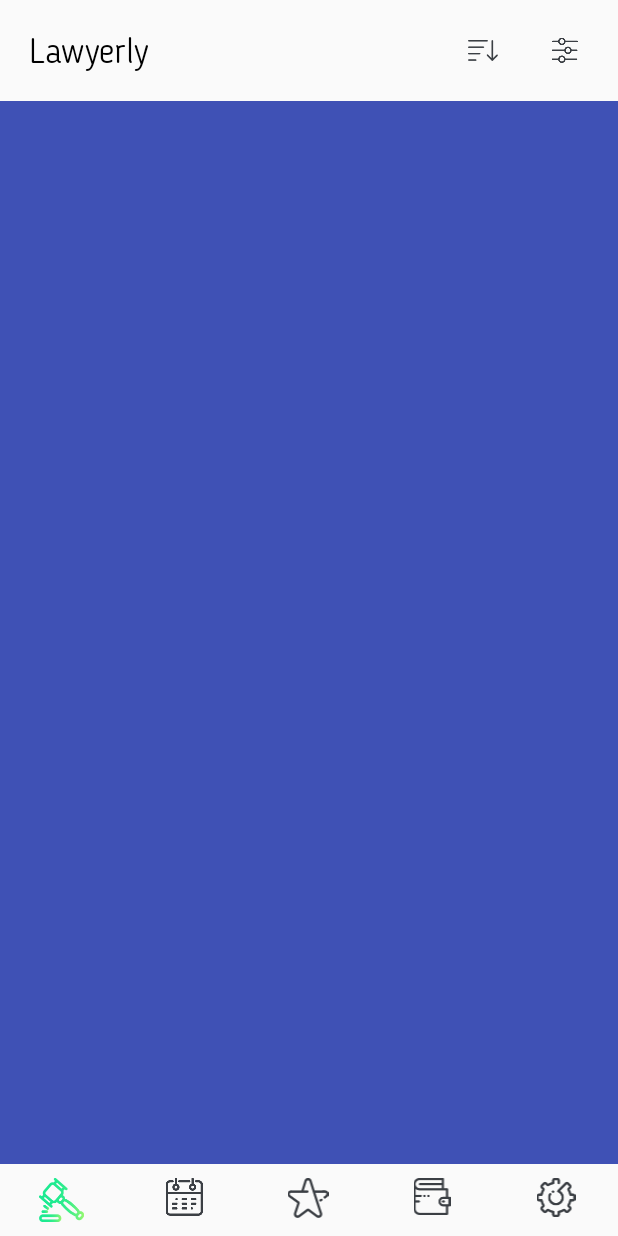
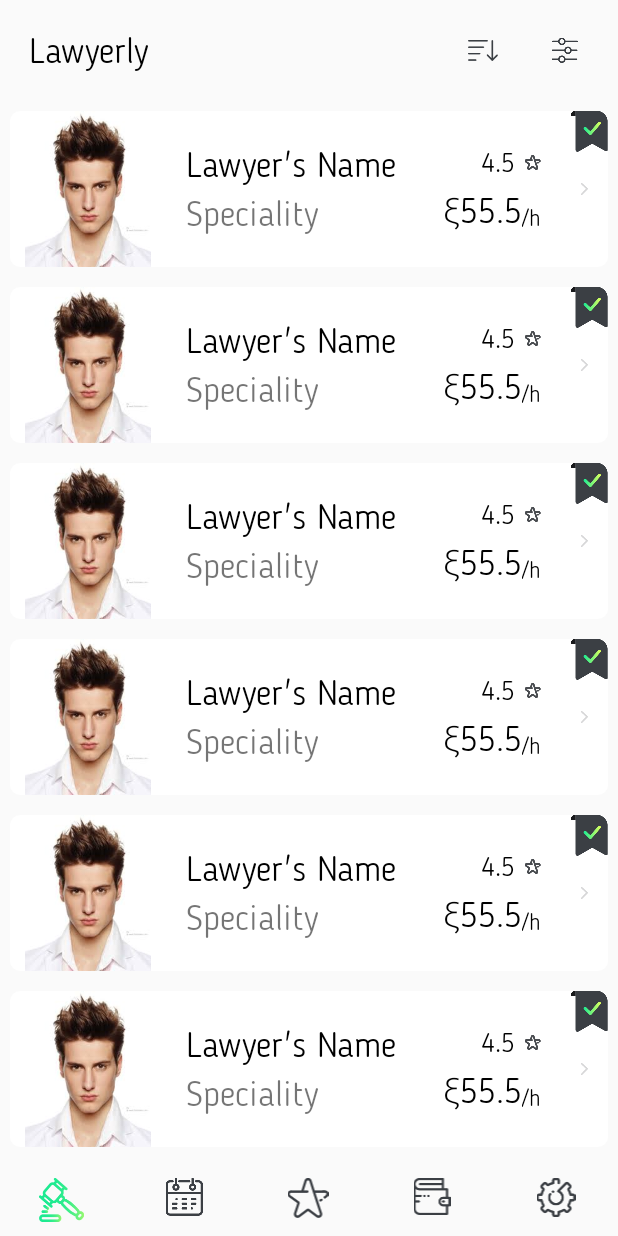
Before and after one commit to ketan7055/test1, an Android app: the screen it shows after launch (MainActivity), on a phone screen of 412 x 824 dp. Run offline under Robolectric (Android 15) with nearby library versions, the phone set to English and light mode, and no system bars; our stand-ins replace data binding, sdp/ssp sizes.

Commit message:
add fragment

```diff
--- a/app/build.gradle
+++ b/app/build.gradle
@@ -30,5 +30,7 @@ dependencies {
     })
     compile 'com.android.support:appcompat-v7:26.0.0-alpha1'
     compile 'com.intuit.sdp:sdp-android:1.0.5'
+    compile 'com.android.support:support-v4:26.0.0-alpha1'
+    compile 'com.android.support:recyclerview-v7:26.0.0-alpha1'
     testCompile 'junit:junit:4.12'
 }
--- a/app/src/main/AndroidManifest.xml
+++ b/app/src/main/AndroidManifest.xml
@@ -8,7 +8,7 @@
         android:label="@string/app_name"
         android:supportsRtl="true"
         android:theme="@style/AppTheme">
-        <activity android:name=".MainActivity">
+        <activity android:name=".activity.MainActivity">
             <intent-filter>
                 <action android:name="android.intent.action.MAIN" />
 
--- /dev/null
+++ b/app/src/main/java/com/test/ItemFragment.java
@@ -0,0 +1,104 @@
+package com.test;
+
+import android.content.Context;
+import android.os.Bundle;
+import android.support.v4.app.Fragment;
+import android.support.v7.widget.GridLayoutManager;
+import android.support.v7.widget.LinearLayoutManager;
+import android.support.v7.widget.RecyclerView;
+import android.view.LayoutInflater;
+import android.view.View;
+import android.view.ViewGroup;
+
+import com.test.dummy.DummyContent;
+import com.test.dummy.DummyContent.DummyItem;
+
+import java.util.List;
+
+/**
+ * A fragment representing a list of Items.
+ * <p/>
+ * Activities containing this fragment MUST implement the {@link OnListFragmentInteractionListener}
+ * interface.
+ */
+public class ItemFragment extends Fragment {
+
+    // TODO: Customize parameter argument names
+    private static final String ARG_COLUMN_COUNT = "column-count";
+    // TODO: Customize parameters
+    private int mColumnCount = 1;
+    private OnListFragmentInteractionListener mListener;
+
+    /**
+     * Mandatory empty constructor for the fragment manager to instantiate the
+     * fragment (e.g. upon screen orientation changes).
+     */
+    public ItemFragment() {
+    }
+
+    // TODO: Customize parameter initialization
+    @SuppressWarnings("unused")
+    public static ItemFragment newInstance(int columnCount) {
+        ItemFragment fragment = new ItemFragment();
+        Bundle args = new Bundle();
+        args.putInt(ARG_COLUMN_COUNT, columnCount);
+        fragment.setArguments(args);
+        return fragment;
+    }
+
+    @Override
+    public void onCreate(Bundle savedInstanceState) {
+        super.onCreate(savedInstanceState);
+
+        if (getArguments() != null) {
+            mColumnCount = getArguments().getInt(ARG_COLUMN_COUNT);
+        }
+    }
+
+    @Override
+    public View onCreateView(LayoutInflater inflater, ViewGroup container,
+                             Bundle savedInstanceState) {
+        View view = inflater.inflate(R.layout.fragment_item_list, container, false);
+
+        // Set the adapter
+        if (view instanceof RecyclerView) {
+            Context context = view.getContext();
+            RecyclerView recyclerView = (RecyclerView) view;
+            if (mColumnCount <= 1) {
+                recyclerView.setLayoutManager(new LinearLayoutManager(context));
+            } else {
+                recyclerView.setLayoutManager(new GridLayoutManager(context, mColumnCount));
+            }
+            recyclerView.setAdapter(new MyItemRecyclerViewAdapter(DummyContent.ITEMS, mListener));
+        }
+        return view;
+    }
+
+
+    @Override
+    public void onAttach(Context context) {
+        super.onAttach(context);
+
+    }
+
+    @Override
+    public void onDetach() {
+        super.onDetach();
+        mListener = null;
+    }
+
+    /**
+     * This interface must be implemented by activities that contain this
+     * fragment to allow an interaction in this fragment to be communicated
+     * to the activity and potentially other fragments contained in that
+     * activity.
+     * <p/>
+     * See the Android Training lesson <a href=
+     * "http://developer.android.com/training/basics/fragments/communicating.html"
+     * >Communicating with Other Fragments</a> for more information.
+     */
+    public interface OnListFragmentInteractionListener {
+        // TODO: Update argument type and name
+        void onListFragmentInteraction(DummyItem item);
+    }
+}
--- /dev/null
+++ b/app/src/main/java/com/test/MyItemRecyclerViewAdapter.java
@@ -0,0 +1,77 @@
+package com.test;
+
+import android.support.v7.widget.RecyclerView;
+import android.view.LayoutInflater;
+import android.view.View;
+import android.view.ViewGroup;
+import android.widget.TextView;
+
+import com.test.ItemFragment.OnListFragmentInteractionListener;
+import com.test.dummy.DummyContent.DummyItem;
+
+import java.util.List;
+
+/**
+ * {@link RecyclerView.Adapter} that can display a {@link DummyItem} and makes a call to the
+ * specified {@link OnListFragmentInteractionListener}.
+ * TODO: Replace the implementation with code for your data type.
+ */
+public class MyItemRecyclerViewAdapter extends RecyclerView.Adapter<MyItemRecyclerViewAdapter.ViewHolder> {
+
+    private final List<DummyItem> mValues;
+    private final OnListFragmentInteractionListener mListener;
+
+    public MyItemRecyclerViewAdapter(List<DummyItem> items, OnListFragmentInteractionListener listener) {
+        mValues = items;
+        mListener = listener;
+    }
+
+    @Override
+    public ViewHolder onCreateViewHolder(ViewGroup parent, int viewType) {
+        View view = LayoutInflater.from(parent.getContext())
+                .inflate(R.layout.row_list, parent, false);
+        return new ViewHolder(view);
+    }
+
+    @Override
+    public void onBindViewHolder(final ViewHolder holder, int position) {
+       /* holder.mItem = mValues.get(position);
+        holder.mIdView.setText(mValues.get(position).id);
+        holder.mContentView.setText(mValues.get(position).content);
+
+        holder.mView.setOnClickListener(new View.OnClickListener() {
+            @Override
+            public void onClick(View v) {
+                if (null != mListener) {
+                    // Notify the active callbacks interface (the activity, if the
+                    // fragment is attached to one) that an item has been selected.
+                    mListener.onListFragmentInteraction(holder.mItem);
+                }
+            }
+        });*/
+    }
+
+    @Override
+    public int getItemCount() {
+        return /*mValues.size()*/10;
+    }
+
+    public class ViewHolder extends RecyclerView.ViewHolder {
+     /*   public final View mView;
+        public final TextView mIdView;
+        public final TextView mContentView;*/
+        public DummyItem mItem;
+
+        public ViewHolder(View view) {
+            super(view);/*
+            mView = view;
+            mIdView = (TextView) view.findViewById(R.id.id);
+            mContentView = (TextView) view.findViewById(R.id.content);*/
+        }
+
+        @Override
+        public String toString() {
+            return super.toString() + " '" + ""/*mContentView.getText() */+ "'";
+        }
+    }
+}
--- a/app/src/main/java/com/test/MainActivity.java
+++ b/app/src/main/java/com/test/activity/MainActivity.java
@@ -1,10 +1,13 @@
-package com.test;
+package com.test.activity;
 
 import android.content.Context;
 import android.databinding.DataBindingUtil;
 import android.support.v7.app.AppCompatActivity;
 import android.os.Bundle;
 import android.view.View;
+
+import com.test.ItemFragment;
+import com.test.R;
 import com.test.databinding.ActivityMainBinding;
 import com.test.utils.CommonUtils;
 
@@ -16,8 +19,9 @@ public class MainActivity extends AppCompatActivity implements View.OnClickListe
     @Override
     protected void onCreate(Bundle savedInstanceState) {
         super.onCreate(savedInstanceState);
-        binding = DataBindingUtil.setContentView(this,R.layout.activity_main);
+        binding = DataBindingUtil.setContentView(this, R.layout.activity_main);
         initIds();
+        CommonUtils.setFragment(new ItemFragment(),false,this,binding.flContainer,"");
     }
 
     private void initIds() {
--- /dev/null
+++ b/app/src/main/java/com/test/dummy/DummyContent.java
@@ -0,0 +1,72 @@
+package com.test.dummy;
+
+import java.util.ArrayList;
+import java.util.HashMap;
+import java.util.List;
+import java.util.Map;
+
+/**
+ * Helper class for providing sample content for user interfaces created by
+ * Android template wizards.
+ * <p>
+ * TODO: Replace all uses of this class before publishing your app.
+ */
+public class DummyContent {
+
+    /**
+     * An array of sample (dummy) items.
+     */
+    public static final List<DummyItem> ITEMS = new ArrayList<DummyItem>();
+
+    /**
+     * A map of sample (dummy) items, by ID.
+     */
+    public static final Map<String, DummyItem> ITEM_MAP = new HashMap<String, DummyItem>();
+
+    private static final int COUNT = 25;
+
+    static {
+        // Add some sample items.
+        for (int i = 1; i <= COUNT; i++) {
+            addItem(createDummyItem(i));
+        }
+    }
+
+    private static void addItem(DummyItem item) {
+        ITEMS.add(item);
+        ITEM_MAP.put(item.id, item);
+    }
+
+    private static DummyItem createDummyItem(int position) {
+        return new DummyItem(String.valueOf(position), "Item " + position, makeDetails(position));
+    }
+
+    private static String makeDetails(int position) {
+        StringBuilder builder = new StringBuilder();
+        builder.append("Details about Item: ").append(position);
+        for (int i = 0; i < position; i++) {
+            builder.append("\nMore details information here.");
+        }
+        return builder.toString();
+    }
+
+    /**
+     * A dummy item representing a piece of content.
+     */
+    public static class DummyItem {
+        public final String id;
+        public final String content;
+        public final String details;
+
+        public DummyItem(String id, String content, String details) {
+            this.id = id;
+            this.content = content;
+            this.details = details;
+        }
+
+        @Override
+        public String toString() {
+            return content;
+        }
+    }
+}
--- /dev/null
+++ b/app/src/main/res/drawable/button_rounded_white.xml
@@ -0,0 +1,8 @@
+<?xml version="1.0" encoding="utf-8"?>
+<shape
+    xmlns:android="http://schemas.android.com/apk/res/android"
+    android:shape="rectangle">
+
+    <solid android:color="@color/white" />
+    <corners android:radius="@dimen/_5sdp" />
+</shape>
--- a/app/src/main/res/layout/activity_main.xml
+++ b/app/src/main/res/layout/activity_main.xml
@@ -8,7 +8,7 @@
     android:layout_width="match_parent"
     android:layout_height="match_parent"
     android:orientation="vertical"
-    tools:context="com.test.MainActivity">
+    tools:context="com.test.activity.MainActivity">
 
     <include
         android:id="@+id/llHeader"
@@ -18,7 +18,7 @@
         android:id="@+id/flContainer"
         android:layout_width="match_parent"
         android:layout_height="0dp"
-        android:background="@color/colorPrimary"
+        android:background="@android:color/transparent"
         android:layout_weight="1"/>
 
     <include
--- /dev/null
+++ b/app/src/main/res/layout/fragment_item.xml
@@ -0,0 +1,20 @@
+<?xml version="1.0" encoding="utf-8"?>
+<LinearLayout xmlns:android="http://schemas.android.com/apk/res/android"
+    android:layout_width="wrap_content"
+    android:layout_height="wrap_content"
+    android:orientation="horizontal">
+
+    <TextView
+        android:id="@+id/id"
+        android:layout_width="wrap_content"
+        android:layout_height="wrap_content"
+        android:layout_margin="@dimen/text_margin"
+        android:textAppearance="?attr/textAppearanceListItem" />
+
+    <TextView
+        android:id="@+id/content"
+        android:layout_width="wrap_content"
+        android:layout_height="wrap_content"
+        android:layout_margin="@dimen/text_margin"
+        android:textAppearance="?attr/textAppearanceListItem" />
+</LinearLayout>
--- /dev/null
+++ b/app/src/main/res/layout/fragment_item_list.xml
@@ -0,0 +1,11 @@
+<?xml version="1.0" encoding="utf-8"?>
+<android.support.v7.widget.RecyclerView xmlns:android="http://schemas.android.com/apk/res/android"
+    xmlns:app="http://schemas.android.com/apk/res-auto"
+    xmlns:tools="http://schemas.android.com/tools"
+    android:id="@+id/list"
+    android:name="com.test.ItemFragment"
+    android:layout_width="match_parent"
+    android:layout_height="match_parent"
+    app:layoutManager="LinearLayoutManager"
+    tools:context="com.test.ItemFragment"
+    tools:listitem="@layout/fragment_item" />
--- a/app/src/main/res/layout/row_list.xml
+++ b/app/src/main/res/layout/row_list.xml
@@ -4,51 +4,125 @@
     xmlns:android="http://schemas.android.com/apk/res/android">
     <LinearLayout
         android:layout_width="match_parent"
+        android:padding="@dimen/_5sdp"
+        android:background="@android:color/transparent"
+        android:layout_height="wrap_content">
+        <FrameLayout
+            android:layout_width="match_parent"
+            android:layout_height="wrap_content">
+            <LinearLayout
+                android:layout_width="match_parent"
                 android:layout_height="wrap_content"
                 android:gravity="center_vertical"
+                android:background="@drawable/button_rounded_white"
                 android:orientation="horizontal">
 
+                <LinearLayout
+                    android:layout_width="0dp"
+                    android:layout_weight="1"
+                    android:layout_height="wrap_content"
+                    android:orientation="horizontal">
+                    <ImageView
+                        android:layout_width="@dimen/_80sdp"
+                        android:layout_height="@dimen/_80sdp"
+                        android:src="@drawable/images"/>
+                    <LinearLayout
+                        android:layout_width="0dp"
+                        android:layout_weight="1"
+                        android:layout_height="wrap_content"
+                        android:layout_marginLeft="@dimen/_10sdp"
+                        android:layout_gravity="center_vertical"
+                        android:orientation="vertical">
                         <com.test.utils.CustomTextView
                             android:id="@+id/tvHeader"
-        android:layout_width="0dp"
+                            android:layout_width="wrap_content"
                             android:layout_weight="1"
-        android:text="Lawyerly"
+                            android:text="Lawyer's Name"
                             android:textSize="@dimen/_18sdp"
                             android:textColor="@color/black"
                             android:src="@mipmap/first_tab"
-        android:padding="@dimen/_15sdp"
                             android:layout_height="wrap_content" />
+
+
+                        <com.test.utils.CustomTextView
+                            android:id="@+id/tvHeader2"
+                            android:layout_width="wrap_content"
+                            android:layout_weight="1"
+                            android:layout_marginTop="@dimen/_3sdp"
+                            android:text="Speciality"
+                            android:textSize="@dimen/_18sdp"
+                            android:src="@mipmap/first_tab"
+                            android:layout_height="wrap_content" />
+
+                    </LinearLayout>
+
+                </LinearLayout>
 
                 <LinearLayout
                     android:id="@+id/ivSortBy"
                     android:layout_width="wrap_content"
                     android:layout_height="wrap_content"
                     android:layout_marginRight="@dimen/_10sdp"
-    android:orientation="horizontal">
-    <ImageView
-        android:id="@+id/ivFilter"
-        android:layout_width="0dp"
+                    android:orientation="vertical">
 
 
+                    <com.test.utils.CustomTextView
+                        android:id="@+id/tvRating"
+                        android:layout_width="wrap_content"
+                        android:src="@mipmap/sort_by"
+                        android:text="4.5"
+                        android:drawableRight="@mipmap/rating"
+                        android:drawablePadding="@dimen/_5sdp"
+                        android:textColor="@color/black"
+                        android:textSize="@dimen/_14sdp"
+                        android:layout_gravity="right"
+                        android:layout_height="match_parent" />
 
-        android:layout_weight="1"
+                    <LinearLayout
+                        android:layout_width="wrap_content"
+                        android:layout_height="wrap_content"
+                        android:layout_gravity="right"
+                        android:layout_marginTop="@dimen/_5sdp"
+                        android:orientation="horizontal">
+                        <com.test.utils.CustomTextView
+                            android:id="@+id/tvContent"
+                            android:layout_width="wrap_content"
                             android:src="@mipmap/sort_by"
-        android:padding="@dimen/_10sdp"
+                            android:layout_gravity="right"
+                            android:text="@string/_55_5"
+                            android:textSize="@dimen/_18sdp"
+
+                            android:textColor="@color/black"
                             android:layout_height="match_parent" />
 
 
-    <ImageView
-        android:id="@+id/tab_third"
-        android:layout_width="0dp"
-        android:layout_weight="1"
-        android:src="@mipmap/filters"
-        android:padding="@dimen/_10sdp"
-        android:layout_marginLeft="@dimen/_7sdp"
+                        <com.test.utils.CustomTextView
+                            android:id="@+id/tvContent12"
+                            android:layout_width="wrap_content"
+                            android:src="@mipmap/sort_by"
+                            android:layout_gravity="bottom"
+                            android:gravity="bottom"
+                            android:text="/h"
+                            android:textSize="@dimen/_12sdp"
+                            android:textColor="@color/black"
                             android:layout_height="match_parent" />
                     </LinearLayout>
+                </LinearLayout>
 
-
+                <ImageView
+                    android:layout_width="wrap_content"
+                    android:layout_height="wrap_content"
+                    android:src="@mipmap/small_arrow"
+                    android:padding="@dimen/_10sdp"/>
 
 
             </LinearLayout>
+
+            <ImageView
+                android:layout_width="wrap_content"
+                android:layout_height="wrap_content"
+                android:src="@mipmap/verified_icon"
+                android:layout_gravity="right"/>
+        </FrameLayout>
+    </LinearLayout>
 </layout>
--- a/app/src/main/res/values/dimens.xml
+++ b/app/src/main/res/values/dimens.xml
@@ -2,4 +2,5 @@
     <!-- Default screen margins, per the Android Design guidelines. -->
     <dimen name="activity_horizontal_margin">16dp</dimen>
     <dimen name="activity_vertical_margin">16dp</dimen>
+    <dimen name="text_margin">16dp</dimen>
 </resources>
--- a/app/src/main/res/values/strings.xml
+++ b/app/src/main/res/values/strings.xml
@@ -1,4 +1,5 @@
 <resources>
     <string name="app_name">testAnkit</string>
     <string name="wip">Work in progress.</string>
+    <string name="_55_5">ξ55.5</string>
 </resources>
```
Also changed, not shown: app/src/main/res/drawable/images.jpg (added). Lines whose indentation alone changed are shown as unchanged.
